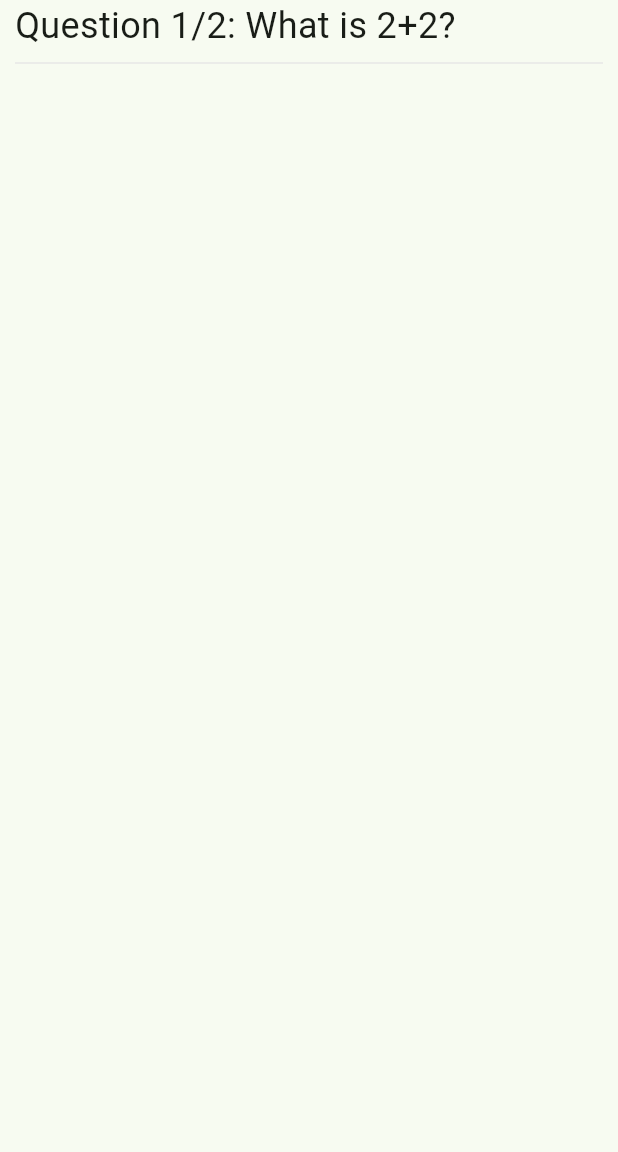
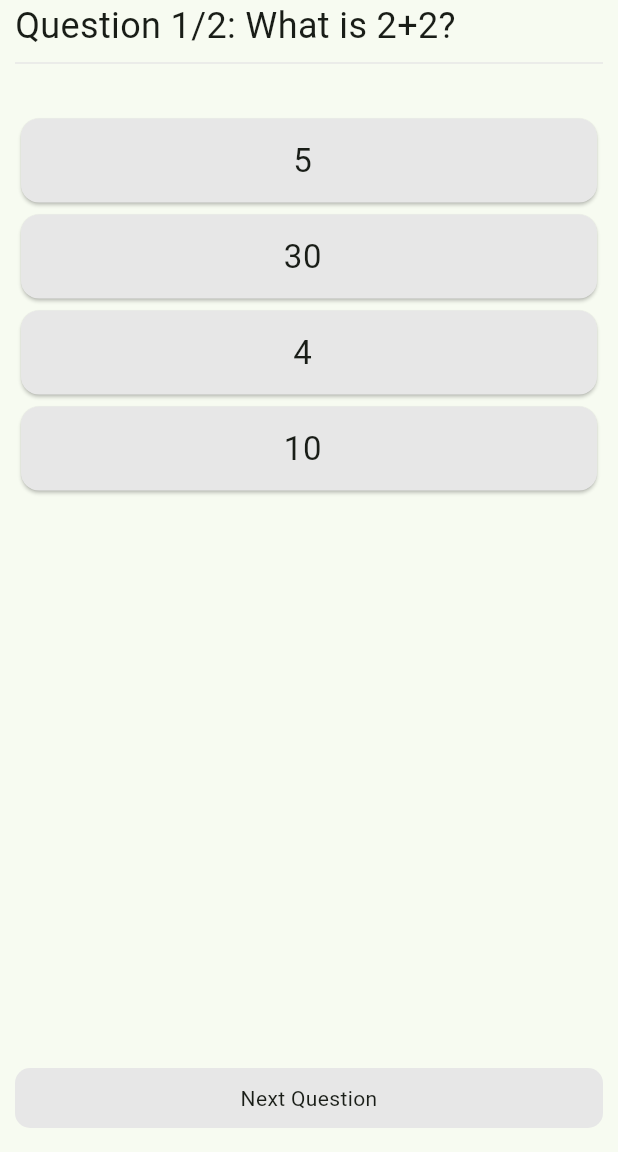
Before and after one commit to saeid721/QuizApp, a Flutter app: the screen it shows after launch, on a phone screen of 412 x 824 dp, the part 84-1236 px from its top. Run offline on Flutter 3.47's test engine with Material 3 defaults, Android fonts, the light colour scheme and no system bars.

Commit message:
home screen update, next button & option card page add.
home screen update, next button & option card page add.

```diff
--- a/lib/screens/home_screen.dart
+++ b/lib/screens/home_screen.dart
@@ -2,6 +2,8 @@ import 'package:flutter/material.dart';
 import 'package:quiz_app/models/question_model.dart';
 import '../screens/constants.dart';
 import '../widgets/question_widgets.dart';
+import '../widgets/next_button.dart';
+import '../widgets/option_card.dart';
 
 class HomeScreen extends StatefulWidget {
   const HomeScreen({super.key, required this.title});
@@ -26,6 +28,26 @@ class _HomeScreenState extends State<HomeScreen> {
     ),
   ];
   int index = 0;
+
+  bool isPressed = false;
+
+  void nextQuestion() {
+    if (index == _question.length - 1) {
+      return;
+    } else {
+      setState(() {
+        index++;
+        isPressed = false;
+      });
+    }
+  }
+
+  void changeColor() {
+    setState(() {
+      isPressed = true;
+    });
+  }
+
   @override
   Widget build(BuildContext context) {
     return Scaffold(
@@ -47,8 +69,29 @@ class _HomeScreenState extends State<HomeScreen> {
             const Divider(
               color: neutral,
             ),
+            const SizedBox(
+              height: 25.0,
+            ),
+            for (int i = 0; i < _question[index].options.length; i++)
+              OptionCard(
+                option: _question[index].options.keys.toList()[i],
+                color: isPressed
+                    ? _question[index].options.values.toList()[i] == true
+                        ? correct
+                        : incorrect
+                    : neutral,
+                onTap: changeColor,
+              ),
           ],
         ),
-        ));
+      ),
+      floatingActionButton: Padding(
+        padding: const EdgeInsets.symmetric(horizontal: 10.0),
+        child: NextButton(
+          nextQuestion: nextQuestion,
+        ),
+      ),
+      floatingActionButtonLocation: FloatingActionButtonLocation.centerFloat,
+    );
   }
 }
--- /dev/null
+++ b/lib/widgets/next_button.dart
@@ -0,0 +1,25 @@
+import "package:flutter/material.dart";
+import '../screens/constants.dart';
+
+class NextButton extends StatelessWidget {
+  const NextButton({Key? key, required this.nextQuestion}) : super(key: key);
+  final VoidCallback nextQuestion;
+  @override
+  Widget build(BuildContext context) {
+    return GestureDetector(
+      onTap: nextQuestion,
+      child: Container(
+        width: double.infinity,
+        decoration: BoxDecoration(
+          color: neutral,
+          borderRadius: BorderRadius.circular(10.0),
+        ),
+        padding: const EdgeInsets.symmetric(vertical: 10.0),
+        child: Text(
+          'Next Question',
+          textAlign: TextAlign.center,
+        ),
+      ),
+    );
+  }
+}
--- /dev/null
+++ b/lib/widgets/option_card.dart
@@ -0,0 +1,32 @@
+import 'package:flutter/material.dart';
+import '../screens/constants.dart';
+
+class OptionCard extends StatelessWidget {
+  const OptionCard(
+      {Key? key,
+      required this.option,
+      required this.color,
+      required this.onTap})
+      : super(key: key);
+  final String option;
+  final VoidCallback onTap;
+  final Color color;
+  @override
+  Widget build(BuildContext context) {
+    return GestureDetector(
+      onTap: onTap,
+      child: Card(
+        color: color,
+        child: ListTile(
+          title: Text(
+            option,
+            textAlign: TextAlign.center,
+            style: TextStyle(
+              fontSize: 22.0,
+            ),
+          ),
+        ),
+      ),
+    );
+  }
+}
```
Lines whose indentation alone changed are shown as unchanged.
